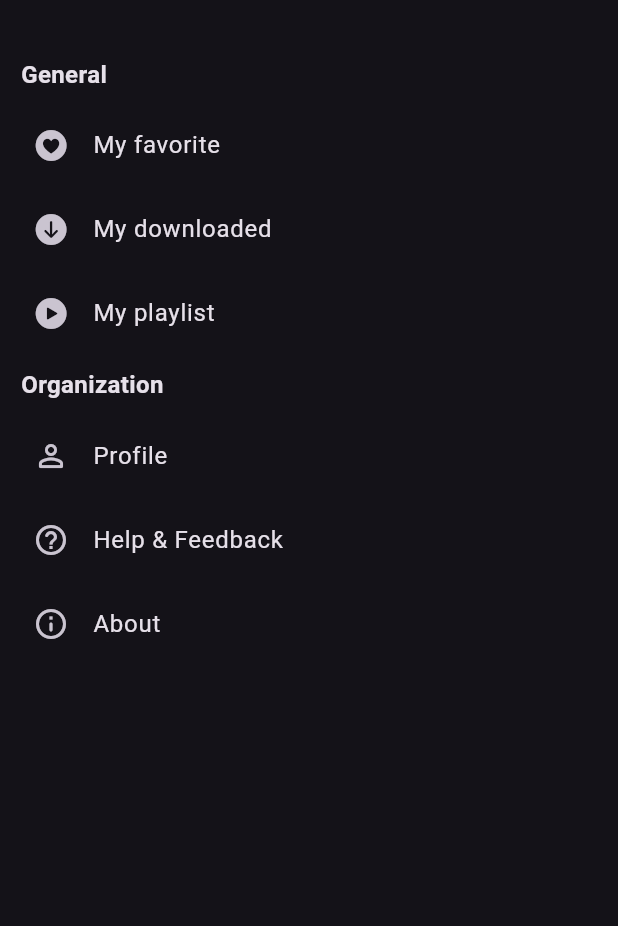
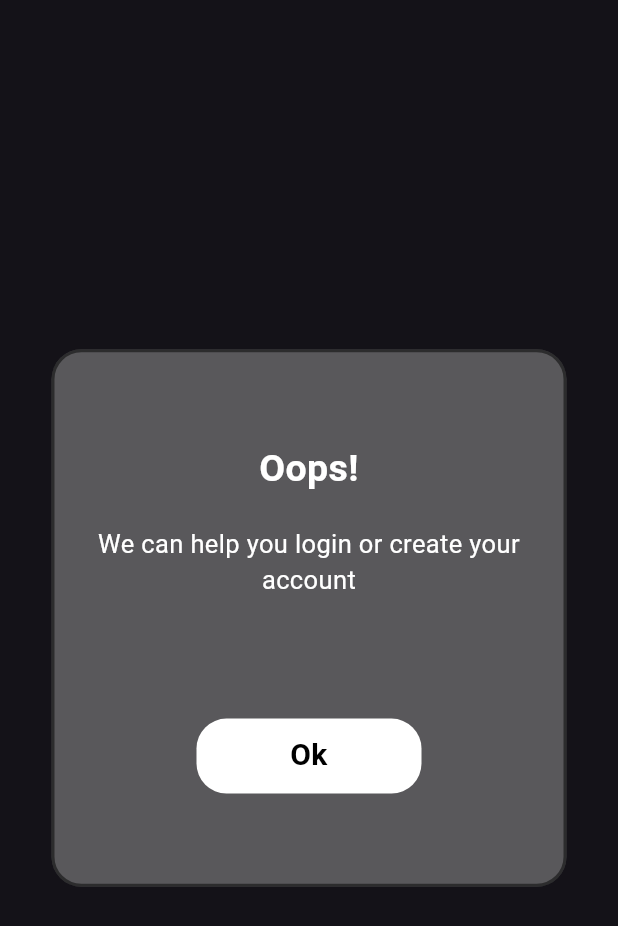
Before and after one commit to Nptp234/flutter_music_app, a Flutter app: the AccountPage screen opened directly, on a phone screen of 412 x 824 dp. Shown: the top 926 px of the screen. Run offline on Flutter 3.47's test engine with Material 3 defaults, Android fonts, the phone set to English and light mode, and no system bars; our stand-ins replace just_audio, motion_tab_bar, quickalert.

Commit message:
add login, logup page

```diff
--- /dev/null
+++ b/lib/data/model/user.dart
@@ -0,0 +1,27 @@
+class User{
+  //singleton
+  User._privateContructor();
+  static final User _instance = User._privateContructor();
+  factory User(){
+    return _instance;
+  }
+  //
+
+  String? id, username, email, password;
+
+  User.fromJson(Map<dynamic, dynamic> e){
+    id = e['ID'];
+    username = e['Username'];
+    email = e['Email'];
+    password = e['Password'];
+  }
+
+  Map<dynamic, dynamic> toJson(){
+    Map<dynamic,dynamic> data = {};
+    data['ID'] = id;
+    data['Username'] = username;
+    data['Email'] = email;
+    data['Password'] = password;
+    return data;
+  }
+}
--- a/lib/ui/pages/account.dart
+++ b/lib/ui/pages/account.dart
@@ -1,6 +1,12 @@
 
 import 'package:flutter/cupertino.dart';
 import 'package:flutter/material.dart';
+import 'package:flutter_music_app/data/model/user.dart';
+import 'package:flutter_music_app/model/const.dart';
+import 'package:flutter_music_app/model/list_menu_account.dart';
+import 'package:flutter_music_app/ui/user_page/user_center.dart';
+import 'package:quickalert/models/quickalert_type.dart';
+import 'package:quickalert/widgets/quickalert_dialog.dart';
 
 class AccountPage extends StatefulWidget {
   const AccountPage({super.key});
@@ -11,93 +17,63 @@ class AccountPage extends StatefulWidget {
 
 class _AccountPage extends State<AccountPage> {
 
+  final user = User();
+
   @override
   Widget build(BuildContext context) {
     return Theme(
       data: ThemeData.dark(),
       child: Scaffold(
         body: Center(
-          child: Container(
-            padding: const EdgeInsets.only(top: 30),
-            constraints: const BoxConstraints(maxWidth: 400),
-            color: Colors.transparent,
-            child: ListView(
-              children: const [
-                const _SingleSection(
-                  title: "General",
+          child: user.username!=null?
+            AccountMenu():
+            Container(
+              width: getMainWidth(context)/1.2,
+              height: getMainHeight(context)/2.3,
+              padding: const EdgeInsets.all(20),
+              decoration: BoxDecoration(
+                color: Colors.grey.withOpacity(0.5),
+                borderRadius: BorderRadius.circular(20),
+                border: Border.all(width: 2, color: Colors.black38.withOpacity(0.5))
+              ),
+              child: Center(
+                child: Column(
+                  mainAxisAlignment: MainAxisAlignment.spaceAround,
+                  crossAxisAlignment: CrossAxisAlignment.center,
                   children: [
-                    _CustomListTile(
-                        title: "My favorite",
-                        icon: CupertinoIcons.heart_circle_fill),
-                    _CustomListTile(
-                        title: "My downloaded",
-                        icon: CupertinoIcons.arrow_down_circle_fill),
-                    _CustomListTile(
-                        title: "My playlist",
-                        icon: CupertinoIcons.play_circle_fill),
+                    const Column(
+                      children: [
+                        //title
+                        Text('Oops!', style: TextStyle(color: Colors.white, fontSize: 25, fontWeight: FontWeight.bold), textAlign: TextAlign.center,),
+                        SizedBox(height: 20,),
+                        //text
+                        Text('We can help you login or create your account', style: TextStyle(color: Colors.white, fontSize: 17, fontWeight: FontWeight.normal), textAlign: TextAlign.center,),
+
+                      ],
+                    ),
+                    //button
+                    GestureDetector(
+                      onTap: () {
+                        Navigator.push(context, MaterialPageRoute(builder: (context)=>UserCenter()));
+                      },
+                      child: Container(
+                        width: 150,
+                        height: 50,
+                        padding: const EdgeInsets.all(10),
+                        decoration: BoxDecoration(
+                          color: Colors.white,
+                          borderRadius: BorderRadius.circular(20)
+                        ),
+                        child: const Text('Ok', style: TextStyle(color: Colors.black, fontSize: 20, fontWeight: FontWeight.bold), textAlign: TextAlign.center,),
+                      ),
+                    )
                   ],
                 ),
-                const _SingleSection(
-                  title: "Organization",
-                  children: [
-                    _CustomListTile(
-                        title: "Profile", icon: Icons.person_outline_rounded),
-                    _CustomListTile(
-                        title: "Help & Feedback",
-                        icon: Icons.help_outline_rounded),
-                    _CustomListTile(
-                        title: "About", icon: Icons.info_outline_rounded),
-                  ],
-                ),
-              ],
-            ),
-          ),
+              ),
+            )
         ),
       ),
     );
   }
+
 }
-
-class _CustomListTile extends StatelessWidget {
-  final String title;
-  final IconData icon;
-  final Function()? action;
-  // ignore: unused_element
-  const _CustomListTile({required this.title, required this.icon, this.action});
-
-  @override
-  Widget build(BuildContext context) {
-    return ListTile(
-      title: Text(title),
-      leading: Icon(icon),
-      onTap: action,
-    );
-  }
-}
-
-class _SingleSection extends StatelessWidget {
-  final String? title;
-  final List<Widget> children;
-  const _SingleSection({this.title, required this.children});
-
-  @override
-  Widget build(BuildContext context) {
-    return Column(
-      mainAxisAlignment: MainAxisAlignment.start,
-      crossAxisAlignment: CrossAxisAlignment.start,
-      children: [
-        if (title != null)
-          Padding(
-            padding: const EdgeInsets.all(8.0),
-            child: Text(
-              title!,
-              style: const TextStyle(fontSize: 16, fontWeight: FontWeight.bold),
-            ),
-          ),
-        Column(
-          children: children,
-        ),
-      ],
-    );
-  }
-}
--- a/pubspec.yaml
+++ b/pubspec.yaml
@@ -37,6 +37,7 @@ dependencies:
   cupertino_icons: ^1.0.8
   motion_tab_bar: ^2.0.4
   just_audio: ^0.9.40
+  quickalert: ^1.1.0
 
 dev_dependencies:
   flutter_test:
```
Also changed, not shown: lib/model/list_menu_account.dart (added, +94 -0 lines), lib/ui/user_page/create_user.dart (added, +88 -0 lines), lib/ui/user_page/login.dart (added, +86 -0 lines), lib/ui/user_page/user_center.dart (added, +76 -0 lines), assets/logoIcon/logo_music.png (added), pubspec.lock.
